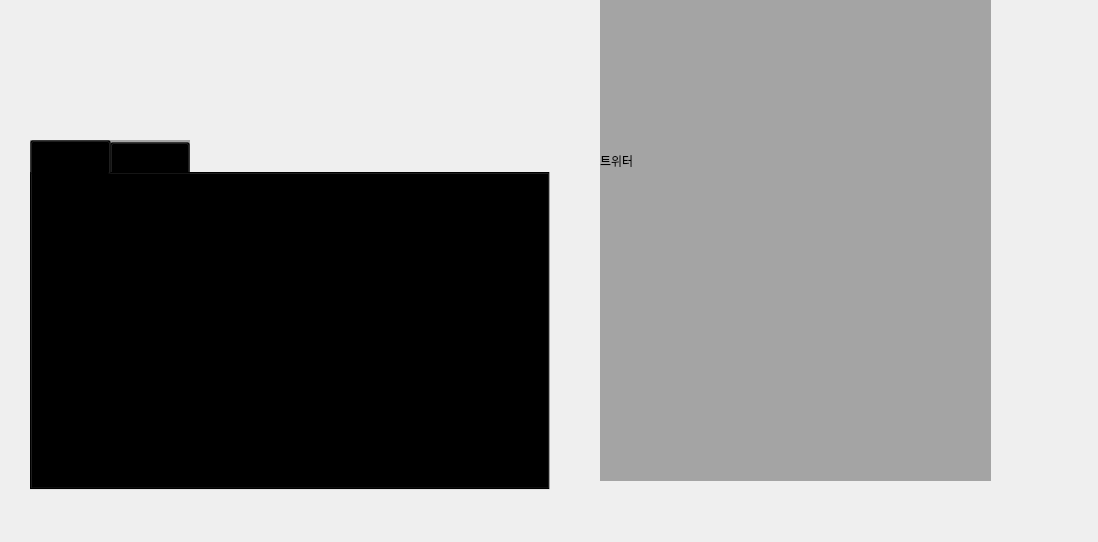
This is Gui/Screen.ui in Seoilyoung/Blue-Note as Qt 5 draws it before an edit; both pictures show x 0 to 1098 and y 190 to 732 of the 1280 by 732 pixel window. The edited form follows.
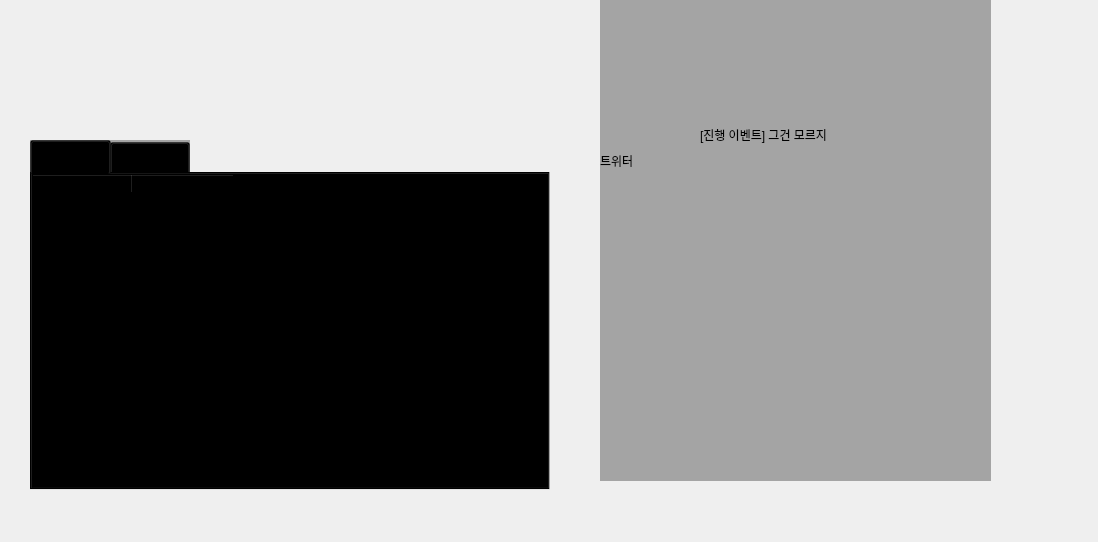
This is the edited form.

Commit message: home 화면 공지 추가

Patch:
```diff
--- a/Gui/Screen.ui
+++ b/Gui/Screen.ui
@@ -238,41 +238,28 @@
         <attribute name="title">
          <string>공지사항</string>
         </attribute>
-        <widget class="QLabel" name="label_4">
+        <widget class="QTableWidget" name="tableWidget_home1">
          <property name="geometry">
           <rect>
-           <x>70</x>
-           <y>60</y>
-           <width>56</width>
-           <height>12</height>
-          </rect>
-         </property>
-         <property name="text">
-          <string>공지사항</string>
-         </property>
-        </widget>
-        <widget class="QLabel" name="label_5">
-         <property name="geometry">
-          <rect>
-           <x>160</x>
-           <y>130</y>
-           <width>271</width>
-           <height>151</height>
+           <x>0</x>
+           <y>0</y>
+           <width>520</width>
+           <height>320</height>
           </rect>
          </property>
          <property name="styleSheet">
-          <string notr="true">color: white;
-text-decoration: none;</string>
+          <string notr="true">background-color: rgba(0,0,0,80);</string>
          </property>
-         <property name="text">
-          <string>&lt;a style='color: black; text-decoration:none;'href=&quot;https://www.naver.com&quot;&gt;[진행 이벤트] 그건 모르지&lt;/a&gt;</string>
-         </property>
-         <property name="openExternalLinks">
-          <bool>true</bool>
-         </property>
-         <property name="textInteractionFlags">
-          <set>Qt::LinksAccessibleByMouse</set>
-         </property>
+         <column>
+          <property name="text">
+           <string>title</string>
+          </property>
+         </column>
+         <column>
+          <property name="text">
+           <string>date</string>
+          </property>
+         </column>
         </widget>
        </widget>
        <widget class="QWidget" name="tab_home2">
@@ -310,6 +297,31 @@
         <string>트위터</string>
        </property>
       </widget>
+      <widget class="QLabel" name="label_5">
+       <property name="geometry">
+        <rect>
+         <x>700</x>
+         <y>250</y>
+         <width>271</width>
+         <height>151</height>
+        </rect>
+       </property>
+       <property name="styleSheet">
+        <string notr="true"/>
+       </property>
+       <property name="text">
+        <string>&lt;a style='color: black; text-decoration:none;'href=&quot;https://www.naver.com&quot;&gt;[진행 이벤트] 그건 모르지&lt;/a&gt;</string>
+       </property>
+       <property name="textFormat">
+        <enum>Qt::AutoText</enum>
+       </property>
+       <property name="openExternalLinks">
+        <bool>true</bool>
+       </property>
+       <property name="textInteractionFlags">
+        <set>Qt::LinksAccessibleByMouse</set>
+       </property>
+      </widget>
      </widget>
      <widget class="QWidget" name="page_2">
       <widget class="QTextEdit" name="textEdit_4">
```
Left out of the diff: 18 changed lines with no effect on the pictures. The commit also changes 8 other files.
